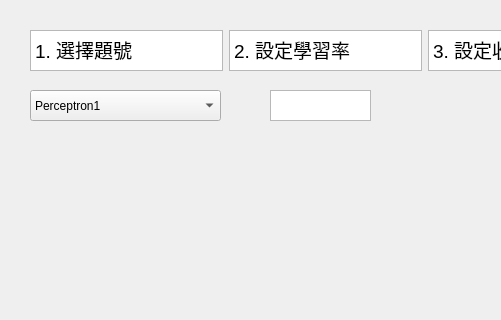
Before: the Qt Designer form HW1/UI.ui in KaiTung/NCU_111_NeuronNetwork, drawn with Qt 5; both pictures show x 0 to 501 and y 0 to 320 of the 959 by 668 pixel window.
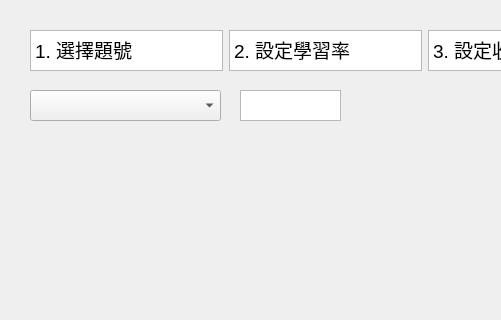
After: the same form once the commit is applied.

Patch:
```diff
--- a/HW1/UI.ui
+++ b/HW1/UI.ui
@@ -86,7 +86,7 @@
    <widget class="QTextEdit" name="textEdit">
     <property name="geometry">
      <rect>
-      <x>270</x>
+      <x>240</x>
       <y>90</y>
       <width>101</width>
       <height>31</height>
@@ -102,16 +102,6 @@
       <height>31</height>
      </rect>
     </property>
-    <item>
-     <property name="text">
-      <string>Perceptron1</string>
-     </property>
-    </item>
-    <item>
-     <property name="text">
-      <string>Perceptron2</string>
-     </property>
-    </item>
    </widget>
   </widget>
   <widget class="QMenuBar" name="menubar">
```
Left out of the diff: 2 changed lines with no effect on the pictures.
